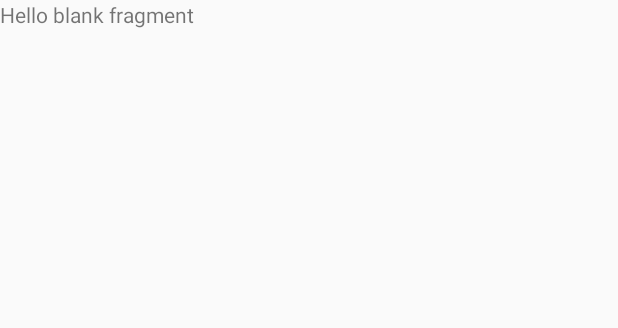
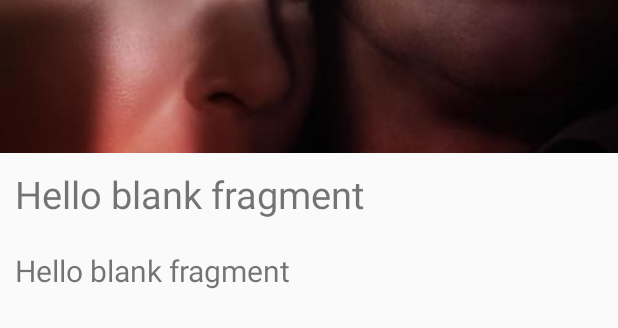
Before and after one commit to dellylucas/cleanArchMovieAPP, an Android app: the layout fragment_detail.xml on its own in the app's theme, with its tools: preview values and no code run, on a phone screen of 412 x 824 dp. Shown: the top 328 px of the screen. Run offline under Robolectric (Android 15) with nearby library versions, the phone set to English and light mode, and no system bars; network calls fail.

Commit message:
vista detalle de pelicula

```diff
--- a/app/src/main/java/com/dfl/cleanarchmovieapp/data/IDataSource.kt
+++ b/app/src/main/java/com/dfl/cleanarchmovieapp/data/IDataSource.kt
@@ -5,5 +5,7 @@ import com.dfl.cleanarchmovieapp.utils.DataResult
 
 interface IDataSource {
     suspend fun getMovies(): DataResult<List<Movie>>
+    suspend fun getMovieById(id:Int): DataResult<Movie>
+
     suspend fun saveMovies(movies: List<Movie>){}
 }
--- a/app/src/main/java/com/dfl/cleanarchmovieapp/data/MoviesRepository.kt
+++ b/app/src/main/java/com/dfl/cleanarchmovieapp/data/MoviesRepository.kt
@@ -21,6 +21,12 @@ class MoviesRepository(
     }
 
     /**
+     * Obtiene una pelicula de la fuente de datos local por ID
+     */
+    suspend fun getMovieById(id: Int): Movie =
+        (localDataSource.getMovieById(id) as DataResult.Success).data
+
+    /**
      * si se obtiene remoto se extraen y guardan en BD local
      */
     private suspend fun saveMovies(result: DataResult<List<Movie>>) {
--- a/app/src/main/java/com/dfl/cleanarchmovieapp/data/local/FakeLocalProvider.kt
+++ b/app/src/main/java/com/dfl/cleanarchmovieapp/data/local/FakeLocalProvider.kt
@@ -15,4 +15,9 @@ class FakeLocalProvider : IDataSource {
             )
         )
 
+    override suspend fun getMovieById(id: Int): DataResult<Movie> =
+        DataResult.Success(
+            Movie(1, "osos", "", "")
+        )
+
 }
--- a/app/src/main/java/com/dfl/cleanarchmovieapp/data/local/dbsqlite/RoomDBDataSource.kt
+++ b/app/src/main/java/com/dfl/cleanarchmovieapp/data/local/dbsqlite/RoomDBDataSource.kt
@@ -15,6 +15,12 @@ class RoomDBDataSource(db: DataBase) : IDataSource {
         DataResult.Success(MovieMap.getMoviesFromEntity(movieDao.getAllMovies()))
     }
 
+    override suspend fun getMovieById(id: Int): DataResult<Movie> = withContext(Dispatchers.IO) {
+        DataResult.Success(
+            MovieMap.getMovieFromEntity(movieDao.findById(id))
+        )
+    }
+
     override suspend fun saveMovies(movies: List<Movie>) {
         withContext(Dispatchers.IO) { movieDao.insertMovies(MovieMap.getMoviesEntity(movies)) }
     }
--- a/app/src/main/java/com/dfl/cleanarchmovieapp/data/remote/ServerDataSource.kt
+++ b/app/src/main/java/com/dfl/cleanarchmovieapp/data/remote/ServerDataSource.kt
@@ -17,4 +17,8 @@ class ServerDataSource : IDataSource {
         else DataResult.Error(Exception(result.message() + " " + result.code()))
     }
 
+    override suspend fun getMovieById(id: Int): DataResult<Movie> {
+        TODO("Not yet implemented")
+    }
+
 }
--- a/app/src/main/java/com/dfl/cleanarchmovieapp/domain/usecase/GetMovies.kt
+++ b/app/src/main/java/com/dfl/cleanarchmovieapp/domain/usecase/GetMovies.kt
@@ -6,4 +6,5 @@ import com.dfl.cleanarchmovieapp.utils.DataResult
 
 class GetMovies(private val moviesRepository: MoviesRepository) {
     suspend fun getAllMovies(): DataResult<List<Movie>> = moviesRepository.getMovies()
+    suspend fun getMovieById(id:Int): Movie = moviesRepository.getMovieById(id)
 }
--- a/app/src/main/java/com/dfl/cleanarchmovieapp/utils/Constants.kt
+++ b/app/src/main/java/com/dfl/cleanarchmovieapp/utils/Constants.kt
@@ -3,4 +3,6 @@ package com.dfl.cleanarchmovieapp.utils
 object Constants {
     const val BASE_URL_MOVIES_DB = "https://api.themoviedb.org/3/movie/"
     const val BASE_URL_MOVIES_DB_IMAGE = "https://image.tmdb.org/t/p/w185/"
+    const val BASE_URL_MOVIES_DB_IMAGE_HIGH = "https://image.tmdb.org/t/p/w500/"
+    const val TRACK_INFO = "MOVIE_APP"
 }
--- a/app/src/main/java/com/dfl/cleanarchmovieapp/utils/Extensions.kt
+++ b/app/src/main/java/com/dfl/cleanarchmovieapp/utils/Extensions.kt
@@ -1,9 +1,15 @@
 package com.dfl.cleanarchmovieapp.utils
 
+import android.content.Context
 import android.widget.ImageView
+import android.widget.Toast
 import com.bumptech.glide.Glide
 
 
 fun ImageView.loadUrl(url: String) {
     Glide.with(context).load(url).into(this)
 }
+
+fun Context.showToast(message: String) {
+    Toast.makeText(this, message, Toast.LENGTH_SHORT).show()
+}
--- a/app/src/main/res/layout/fragment_detail.xml
+++ b/app/src/main/res/layout/fragment_detail.xml
@@ -1,14 +1,46 @@
 <?xml version="1.0" encoding="utf-8"?>
-<FrameLayout xmlns:android="http://schemas.android.com/apk/res/android"
+<ScrollView xmlns:android="http://schemas.android.com/apk/res/android"
+    xmlns:app="http://schemas.android.com/apk/res-auto"
     xmlns:tools="http://schemas.android.com/tools"
     android:layout_width="match_parent"
     android:layout_height="match_parent"
+    android:orientation="vertical"
     tools:context=".presentation.ui.DetailFragment">
 
-    <!-- TODO: Update blank fragment layout -->
-    <TextView
+    <androidx.constraintlayout.widget.ConstraintLayout
         android:layout_width="match_parent"
-        android:layout_height="match_parent"
-        android:text="@string/hello_blank_fragment" />
+        android:layout_height="wrap_content"
+        tools:context=".presentation.ui.DetailFragment">
 
-</FrameLayout>
+        <androidx.appcompat.widget.AppCompatImageView
+            android:id="@+id/detailImage"
+            android:layout_width="match_parent"
+            android:layout_height="0dp"
+            android:scaleType="centerCrop"
+            app:layout_constraintBottom_toTopOf="@id/guideline"
+            app:layout_constraintTop_toTopOf="parent"
+            tools:src="@drawable/image_test" />
+
+        <TextView
+            android:id="@+id/titleTextView"
+            style="@style/detail_style"
+            android:textSize="25sp"
+            app:layout_constraintTop_toBottomOf="@id/detailImage"
+            tools:text="@string/hello_blank_fragment" />
+
+        <TextView
+            android:id="@+id/detailTextView"
+            style="@style/detail_style"
+            android:textSize="20sp"
+            app:layout_constraintTop_toBottomOf="@id/titleTextView"
+            tools:text="@string/hello_blank_fragment" />
+
+        <androidx.constraintlayout.widget.Guideline
+            android:id="@+id/guideline"
+            android:layout_width="wrap_content"
+            android:layout_height="wrap_content"
+            android:orientation="horizontal"
+            app:layout_constraintGuide_percent="0.5" />
+
+    </androidx.constraintlayout.widget.ConstraintLayout>
+</ScrollView>
--- a/app/src/main/res/navigation/main_navigation.xml
+++ b/app/src/main/res/navigation/main_navigation.xml
@@ -18,5 +18,9 @@
         android:id="@+id/detailFragment"
         android:name="com.dfl.cleanarchmovieapp.presentation.ui.DetailFragment"
         android:label="fragment_detail"
-        tools:layout="@layout/fragment_detail" />
+        tools:layout="@layout/fragment_detail" >
+        <argument
+            android:name="idMovie"
+            app:argType="integer" />
+    </fragment>
 </navigation>
--- /dev/null
+++ b/app/src/main/res/values/styles.xml
@@ -0,0 +1,9 @@
+<?xml version="1.0" encoding="utf-8"?>
+<resources>
+
+    <style name="detail_style">
+        <item name="android:layout_width">match_parent</item>
+        <item name="android:layout_height">wrap_content</item>
+        <item name="android:padding">10dp</item>
+    </style>
+</resources>
```
Also changed, not shown: app/src/main/java/com/dfl/cleanarchmovieapp/data/mapper/MovieMap.kt (+10 -9 lines), app/src/main/java/com/dfl/cleanarchmovieapp/presentation/ui/DetailFragment.kt (+38 -5 lines), app/src/main/java/com/dfl/cleanarchmovieapp/presentation/ui/ListMovieAdapter.kt (+4 -3 lines), app/src/main/java/com/dfl/cleanarchmovieapp/presentation/ui/ListMovieFragment.kt (+9 -2 lines), app/src/main/java/com/dfl/cleanarchmovieapp/presentation/vm/ManagementMoviesVM.kt (+19 -9 lines), app/src/main/res/drawable/image_test.jpg (added).
